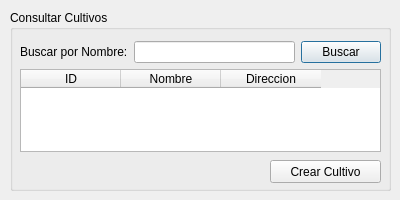
This is ui/dialogs/cultivo_dialog.ui in franciscocontreras93/agrae as Qt 5 draws it before an edit. The edited form follows.
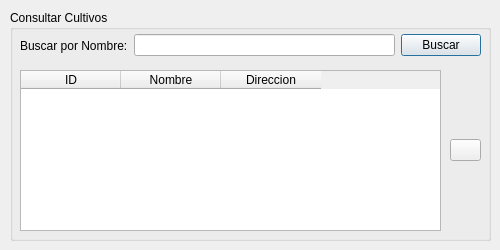
This is the edited form.

Commit message: added function to load data from exp and cult dialogs

Diff of the .ui file:
```diff
--- a/ui/dialogs/cultivo_dialog.ui
+++ b/ui/dialogs/cultivo_dialog.ui
@@ -6,20 +6,20 @@
    <rect>
     <x>0</x>
     <y>0</y>
-    <width>400</width>
-    <height>200</height>
+    <width>500</width>
+    <height>250</height>
    </rect>
   </property>
   <property name="minimumSize">
    <size>
-    <width>400</width>
-    <height>200</height>
+    <width>500</width>
+    <height>250</height>
    </size>
   </property>
   <property name="maximumSize">
    <size>
-    <width>400</width>
-    <height>200</height>
+    <width>500</width>
+    <height>250</height>
    </size>
   </property>
   <property name="windowTitle">
@@ -30,8 +30,8 @@
     <rect>
      <x>10</x>
      <y>10</y>
-     <width>381</width>
-     <height>181</height>
+     <width>481</width>
+     <height>231</height>
     </rect>
    </property>
    <property name="title">
@@ -41,30 +41,42 @@
     <property name="geometry">
      <rect>
       <x>10</x>
-      <y>31</y>
-      <width>361</width>
-      <height>111</height>
+      <y>20</y>
+      <width>461</width>
+      <height>31</height>
      </rect>
     </property>
-    <layout class="QGridLayout" name="gridLayout">
-     <item row="1" column="1">
-      <widget class="QLineEdit" name="lineEdit"/>
-     </item>
-     <item row="1" column="0">
+    <layout class="QHBoxLayout" name="horizontalLayout">
+     <item>
       <widget class="QLabel" name="label">
        <property name="text">
         <string>Buscar por Nombre:</string>
        </property>
       </widget>
      </item>
-     <item row="1" column="2">
+     <item>
+      <widget class="QLineEdit" name="lineEdit"/>
+     </item>
+     <item>
       <widget class="QPushButton" name="btn_buscar">
        <property name="text">
         <string>Buscar</string>
        </property>
       </widget>
      </item>
-     <item row="2" column="0" colspan="3">
+    </layout>
+   </widget>
+   <widget class="QWidget" name="verticalLayoutWidget">
+    <property name="geometry">
+     <rect>
+      <x>10</x>
+      <y>60</y>
+      <width>421</width>
+      <height>161</height>
+     </rect>
+    </property>
+    <layout class="QVBoxLayout" name="verticalLayout">
+     <item>
       <widget class="QTableWidget" name="tableWidget">
        <property name="sizeAdjustPolicy">
         <enum>QAbstractScrollArea::AdjustToContents</enum>
@@ -94,18 +106,24 @@
      </item>
     </layout>
    </widget>
-   <widget class="QPushButton" name="pushButton">
+   <widget class="QWidget" name="verticalLayoutWidget_2">
     <property name="geometry">
      <rect>
-      <x>260</x>
-      <y>150</y>
-      <width>111</width>
-      <height>23</height>
+      <x>440</x>
+      <y>60</y>
+      <width>31</width>
+      <height>161</height>
      </rect>
     </property>
-    <property name="text">
-     <string>Crear Cultivo</string>
-    </property>
+    <layout class="QVBoxLayout" name="verticalLayout_2">
+     <item>
+      <widget class="QPushButton" name="pushButton">
+       <property name="text">
+        <string/>
+       </property>
+      </widget>
+     </item>
+    </layout>
    </widget>
   </widget>
  </widget>
```
Left out of the diff: 2 changed lines with no effect on the pictures. The commit also changes 4 other files.
